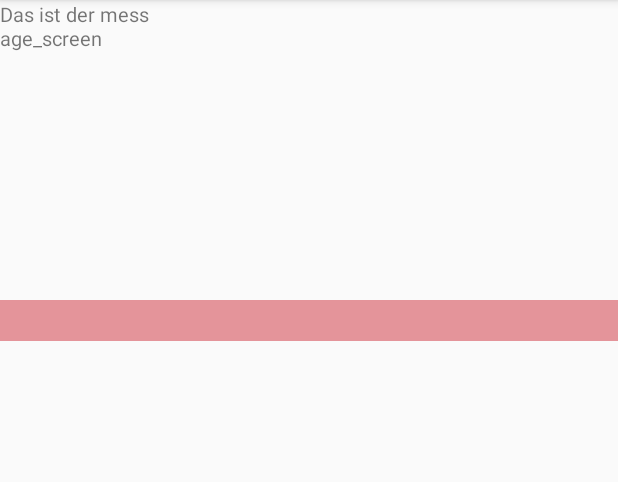
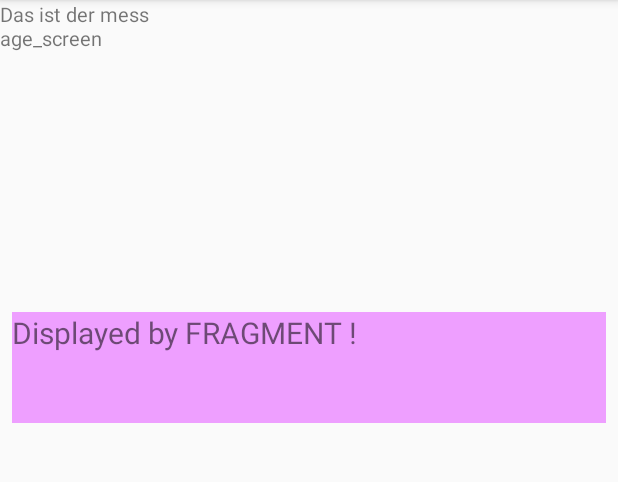
Before and after one commit to haslxxx/MyExercise1_2ndTry, an Android app: the fragment Message_Fragmentum placed in its activity, on a phone screen of 412 x 824 dp, the part 84-566 px from its top. Run offline under Robolectric (Android 15) with nearby library versions, the phone set to English and light mode, and no system bars; 1 statement that could not run was skipped.

Commit message:
FEINSCHLIFF(1)

```diff
--- a/app/src/main/java/com/example/ego/and_exercise1_ganzselbst/Main_Fragmentum.java
+++ b/app/src/main/java/com/example/ego/and_exercise1_ganzselbst/Main_Fragmentum.java
@@ -114,7 +114,7 @@ public class Main_Fragmentum extends Fragment {
             public void onClick(View v) {
                 String textZuUebergeben = textEingabe.getText().toString();  //Wir holen den eingegebenen text aus der view
 // ####### B. Wir erzeugen mithilfe der methode die in Message_Fragemntum zur verfügung gestellt wird das Fragment, um den Text dort hineinstopfen zu können
-                Fragment myNewMessageFragment = Message_Fragmentum.getFragment(textZuUebergeben);
+                Fragment myNewMessageFragment = Message_Fragmentum.myGetFragment(textZuUebergeben);
 
                 getFragmentManager()                            // Fragments werden immer mit dem getFragmentManager erzeugt
                         .beginTransaction()
@@ -161,3 +161,5 @@ public class Main_Fragmentum extends Fragment {
 
 // FIXME (my_fragment_main.xml)  ?? Jeglicher versuch den editText mit einer Viewgroup wie Textlayout, TextinputLayout zu klammern
 // FIXME .. führt unweigerlich zu einer fehlermeldung , weil er diese Klassen nicht findet  --> Frag mal das INTERNET ... Das Forum schweigt sowieso
+
+// FIXME (my_fragmen_main.xml) ?? die texte für Buttons aus dem strings.xml werde in UPPERCASE ausgegeben ?? wieso ?? was dagegen tun
--- a/app/src/main/java/com/example/ego/and_exercise1_ganzselbst/Message_Activity.java
+++ b/app/src/main/java/com/example/ego/and_exercise1_ganzselbst/Message_Activity.java
@@ -67,7 +67,7 @@ public class Message_Activity extends AppCompatActivity {
         // ausgabeView.setText("Ich bin eine ausgabe");
 
         // B. Feld befüllen .. nun mit Intent und allem drumherum
-        String zurueckgeholterText = "Displayed by ACTIVITY !\n ";
+        String zurueckgeholterText = "Displayed by ACTIVITY !\n\n ";
         zurueckgeholterText += getIntent().getStringExtra(EXTRA_MESSAGE_TRANSFER_KEY); // FIXME (3.2) ?? woher kommt die methode getIntent hier eigentlich (woher weiß sie welcher Intent ??)
 
         ausgabeView.setText(zurueckgeholterText);
--- a/app/src/main/res/layout/my_fragment_main.xml
+++ b/app/src/main/res/layout/my_fragment_main.xml
@@ -26,7 +26,7 @@
             android:id="@+id/button_open_activity"
             android:layout_width="match_parent"
             android:layout_height="40dp"
-            android:text="Call Activity"
+            android:text="@string/button_activity_text"
             android:background="#ee9f00"
             android:layout_margin="8dp"
             />
@@ -34,7 +34,7 @@
             android:id="@+id/button_open_fragment"
             android:layout_width="match_parent"
             android:layout_height="40dp"
-            android:text="Call Fragment"
+            android:text="@string/button_fragment_text"
             android:background="#ee9f00"
             android:layout_margin="8dp"
 
--- a/app/src/main/res/layout/my_message_screen.xml
+++ b/app/src/main/res/layout/my_message_screen.xml
@@ -19,9 +19,10 @@
         android:layout_width="match_parent"
         android:layout_height="wrap_content"
         android:gravity="left"
-        android:text="Hier könnte Ihr text stehen"
+        android:layout_margin="8dp"
+        android:text="@string/platzhalter"
         android:textSize="20dp"
-        android:background="#e4949a"
+        android:background="#ee9fff"
         />
 
 </LinearLayout>
--- a/app/src/main/res/values/strings.xml
+++ b/app/src/main/res/values/strings.xml
@@ -1,4 +1,8 @@
 <resources>
     <string name="app_name">Mein Übung1</string>
     <string name="kleiner_tipp">Gib was nettes ein</string>
+    <string name="platzhalter">Hier könnte Ihr text stehen</string>
+    <string name="button_activity_text">ACTIVITY Aufruf</string>
+    <string name="button_fragment_text">FRAGMENT Aufruf</string>
+
 </resources>
```
Also changed, not shown: app/src/main/java/com/example/ego/and_exercise1_ganzselbst/Message_Fragmentum.java (+8 -6 lines).
